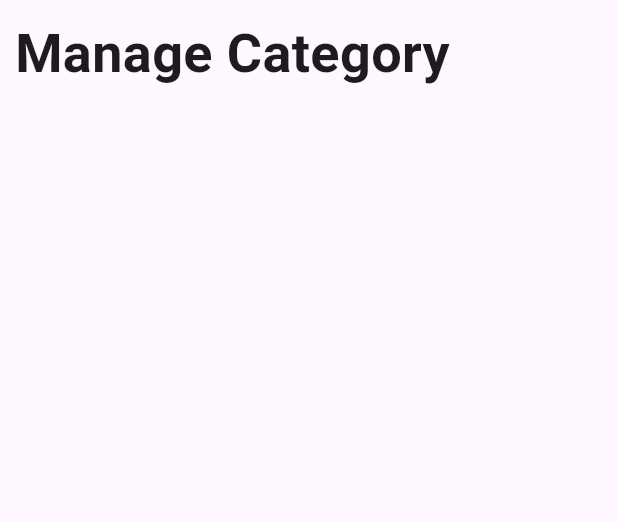
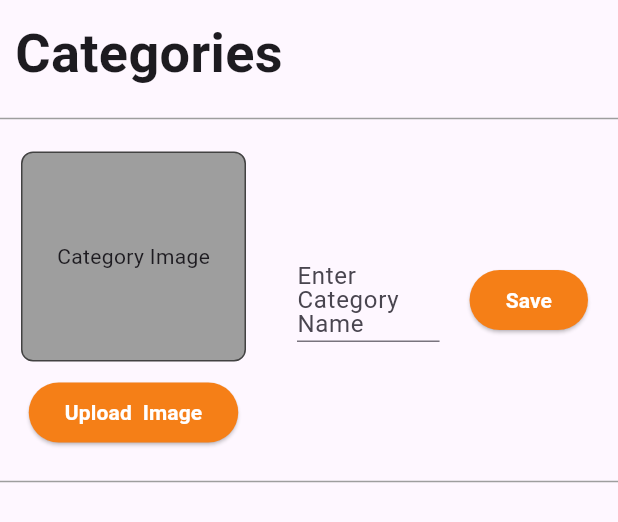
Before and after one commit to Daddy2054/ecomm_admin, a Flutter app: the CategoryScreen widget shown alone on an empty page, opened directly, on a phone screen of 412 x 824 dp. Shown: the top 522 px of the screen. Run offline on Flutter 3.47's test engine with Material 3 defaults, Android fonts, the phone set to English and light mode, and no system bars; our stand-ins replace cloud_firestore, file_picker, firebase_core, firebase_storage, flutter_easyloading; missing offline and left inert: flutter_admin_scaffold; accounts and stored records are empty; statements that could not run were skipped.

Commit message:
45. Start Category Screen

```diff
--- a/lib/views/screens/side_bar_screens/category_screen.dart
+++ b/lib/views/screens/side_bar_screens/category_screen.dart
@@ -1,8 +1,74 @@
+import 'package:cloud_firestore/cloud_firestore.dart';
+import 'package:file_picker/file_picker.dart';
+import 'package:firebase_storage/firebase_storage.dart';
 import 'package:flutter/material.dart';
+import 'package:flutter_easyloading/flutter_easyloading.dart';
 
-class CategoryScreen extends StatelessWidget {
+class CategoryScreen extends StatefulWidget {
   const CategoryScreen({super.key});
   static const String routeName = 'categoryScreen';
+
+  @override
+  State<CategoryScreen> createState() => _CategoryScreenState();
+}
+
+class _CategoryScreenState extends State<CategoryScreen> {
+  // final GlobalKey<FormState> _formKey = GlobalKey<FormState>();
+  final _formKey = GlobalKey<FormState>();
+  final FirebaseStorage _firebaseStorage = FirebaseStorage.instance;
+  final FirebaseFirestore _firestore = FirebaseFirestore.instance;
+
+  late String categoryName;
+  dynamic _image;
+  String? fileName;
+
+  pickImage() async {
+    FilePickerResult? result = await FilePicker.platform.pickFiles(
+      type: FileType.image,
+      allowMultiple: false,
+    );
+
+    if (result != null) {
+      setState(() {
+        _image = result.files.first.bytes;
+        fileName = result.files.first.name;
+      });
+    }
+  }
+
+  _uploadBannersToStorage(dynamic image) async {
+    Reference ref = _firebaseStorage.ref().child('categories').child(fileName!);
+
+    UploadTask uploadTask = ref.putData(image!);
+    TaskSnapshot snap = await uploadTask;
+    String downloadUrl = await snap.ref.getDownloadURL();
+
+    return downloadUrl;
+  }
+
+  uploadToFirebase() async {
+    EasyLoading.show();
+    // if (_formKey.currentState != null) {
+    if (_formKey.currentState!.validate()) {
+      if (_image != null) {
+        String imageUrl = await _uploadBannersToStorage(_image);
+        await _firestore.collection('categories').doc(fileName).set({
+          'image': imageUrl,
+          'categoryName': categoryName,
+        }).whenComplete(() {
+          EasyLoading.dismiss();
+          setState(() {
+            _formKey.currentState!.reset();
+            _image = null;
+          });
+        });
+      } else {
+        EasyLoading.dismiss();
+      }
+    } else {
+      EasyLoading.dismiss();
+    }
+  }
 
   @override
   Widget build(BuildContext context) {
@@ -13,13 +79,113 @@ class CategoryScreen extends StatelessWidget {
             alignment: Alignment.topLeft,
             padding: const EdgeInsets.all(10),
             child: const Text(
-              'Manage Category',
+              'Categories',
               style: TextStyle(
                 fontWeight: FontWeight.w700,
                 fontSize: 36,
               ),
             ),
           ),
+          const Divider(
+            color: Colors.grey,
+          ),
+          Row(
+            children: [
+              Padding(
+                padding: const EdgeInsets.all(14.0),
+                child: Column(
+                  children: [
+                    Container(
+                      height: 140,
+                      width: 150,
+                      decoration: BoxDecoration(
+                        color: Colors.grey.shade500,
+                        border: Border.all(
+                          color: Colors.grey.shade800,
+                        ),
+                        borderRadius: BorderRadius.circular(8),
+                      ),
+                      child: Center(
+                        child: _image != null
+                            ? Image.memory(
+                                _image,
+                                fit: BoxFit.cover,
+                              )
+                            : const Text(
+                                'Category Image',
+                              ),
+                      ),
+                    ),
+                    const SizedBox(
+                      height: 10,
+                    ),
+                    ElevatedButton(
+                      style: ElevatedButton.styleFrom(
+                        backgroundColor: Colors.yellow.shade900,
+                      ),
+                      onPressed: () {
+                        pickImage();
+                      },
+                      child: const Text(
+                        'Upload  Image',
+                        style: TextStyle(
+                          color: Colors.white,
+                          fontWeight: FontWeight.bold,
+                        ),
+                      ),
+                    ),
+                  ],
+                ),
+              ),
+              const SizedBox(
+                width: 20,
+              ),
+              Flexible(
+                child: Form(
+                  key: _formKey,
+                  child: TextFormField(
+                    onChanged: (value) {
+                      categoryName = value;
+                    },
+                    validator: (value) {
+                      if (value!.isEmpty) {
+                        return 'Please fields must not be empty';
+                      } else {
+                        return null;
+                      }
+                    },
+                    decoration: const InputDecoration(
+                      label: Text(
+                        'Enter Category Name',
+                      ),
+                    ),
+                  ),
+                ),
+              ),
+              const SizedBox(
+                width: 20,
+              ),
+              ElevatedButton(
+                style: ElevatedButton.styleFrom(
+                  backgroundColor: Colors.yellow.shade900,
+                ),
+                onPressed: uploadToFirebase,
+                child: const Text(
+                  'Save',
+                  style: TextStyle(
+                    color: Colors.white,
+                    fontWeight: FontWeight.bold,
+                  ),
+                ),
+              ),
+              const SizedBox(
+                width: 20,
+              )
+            ],
+          ),
+          const Divider(
+            color: Colors.grey,
+          ),
         ],
       ),
     );
```
Also changed, not shown: lib/views/screens/side_bar_screens/upload_banner_screen.dart (+10 -9 lines).
